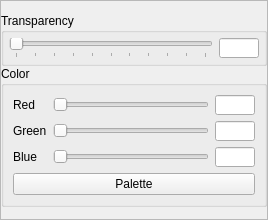
Before: the Qt Designer form xdynamics_gui/wview.ui in miniwooki/xdynamics_dll, drawn with Qt 5.
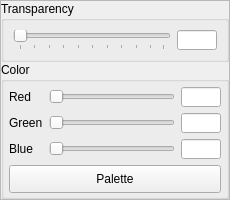
After: the same form once the commit is applied.

What changed in the file:
```diff
--- a/xdynamics_gui/wview.ui
+++ b/xdynamics_gui/wview.ui
@@ -6,26 +6,26 @@
    <rect>
     <x>0</x>
     <y>0</y>
-    <width>268</width>
-    <height>220</height>
+    <width>230</width>
+    <height>200</height>
    </rect>
   </property>
   <property name="sizePolicy">
-   <sizepolicy hsizetype="Preferred" vsizetype="Fixed">
+   <sizepolicy hsizetype="Fixed" vsizetype="Fixed">
     <horstretch>0</horstretch>
     <verstretch>0</verstretch>
    </sizepolicy>
   </property>
   <property name="minimumSize">
    <size>
-    <width>0</width>
-    <height>220</height>
+    <width>230</width>
+    <height>200</height>
    </size>
   </property>
   <property name="maximumSize">
    <size>
-    <width>16777215</width>
-    <height>220</height>
+    <width>230</width>
+    <height>200</height>
    </size>
   </property>
   <property name="windowTitle">
@@ -49,19 +49,13 @@
    </property>
    <item row="0" column="0">
     <widget class="QFrame" name="frame">
-     <property name="minimumSize">
-      <size>
-       <width>200</width>
-       <height>0</height>
-      </size>
-     </property>
      <property name="frameShape">
       <enum>QFrame::StyledPanel</enum>
      </property>
      <property name="frameShadow">
       <enum>QFrame::Raised</enum>
      </property>
-     <layout class="QGridLayout" name="gridLayout_3">
+     <layout class="QGridLayout" name="gridLayout_2">
       <property name="leftMargin">
        <number>0</number>
       </property>
@@ -78,67 +72,23 @@
        <number>0</number>
       </property>
       <item row="0" column="0">
-       <layout class="QVBoxLayout" name="verticalLayout">
-        <item>
          <widget class="QGroupBox" name="GBTransparency">
-          <property name="sizePolicy">
-           <sizepolicy hsizetype="Preferred" vsizetype="Fixed">
-            <horstretch>0</horstretch>
-            <verstretch>0</verstretch>
-           </sizepolicy>
-          </property>
-          <property name="minimumSize">
-           <size>
-            <width>0</width>
-            <height>52</height>
-           </size>
-          </property>
           <property name="title">
            <string>Transparency</string>
           </property>
           <layout class="QGridLayout" name="gridLayout_4">
-           <property name="leftMargin">
-            <number>5</number>
-           </property>
-           <property name="topMargin">
-            <number>5</number>
-           </property>
-           <property name="rightMargin">
-            <number>5</number>
-           </property>
-           <property name="bottomMargin">
-            <number>5</number>
-           </property>
            <item row="0" column="0">
             <widget class="QSlider" name="HSTransparency">
-             <property name="maximum">
-              <number>100</number>
-             </property>
              <property name="orientation">
               <enum>Qt::Horizontal</enum>
              </property>
-             <property name="invertedAppearance">
-              <bool>false</bool>
-             </property>
-             <property name="invertedControls">
-              <bool>false</bool>
-             </property>
              <property name="tickPosition">
               <enum>QSlider::TicksBelow</enum>
              </property>
-             <property name="tickInterval">
-              <number>10</number>
-             </property>
             </widget>
            </item>
            <item row="0" column="1">
             <widget class="QLineEdit" name="LETransparency">
-             <property name="sizePolicy">
-              <sizepolicy hsizetype="Fixed" vsizetype="Fixed">
-               <horstretch>0</horstretch>
-               <verstretch>0</verstretch>
-              </sizepolicy>
-             </property>
              <property name="minimumSize">
               <size>
                <width>40</width>
@@ -156,33 +106,26 @@
           </layout>
          </widget>
         </item>
-        <item>
+      <item row="1" column="0">
          <widget class="QGroupBox" name="GBColor">
-          <property name="sizePolicy">
-           <sizepolicy hsizetype="Preferred" vsizetype="Fixed">
-            <horstretch>0</horstretch>
-            <verstretch>0</verstretch>
-           </sizepolicy>
-          </property>
-          <property name="minimumSize">
-           <size>
-            <width>0</width>
-            <height>140</height>
-           </size>
-          </property>
           <property name="title">
            <string>Color</string>
           </property>
-          <layout class="QGridLayout" name="gridLayout_5">
-           <item row="0" column="0">
-            <layout class="QVBoxLayout" name="verticalLayout_2">
-             <item>
-              <layout class="QGridLayout" name="gridLayout_2">
-               <property name="horizontalSpacing">
-                <number>6</number>
-               </property>
+        <layout class="QGridLayout" name="gridLayout_3">
+         <property name="leftMargin">
+          <number>5</number>
+         </property>
+         <property name="topMargin">
+          <number>5</number>
+         </property>
+         <property name="rightMargin">
+          <number>5</number>
+         </property>
+         <property name="bottomMargin">
+          <number>5</number>
+         </property>
                <item row="0" column="0">
-                <widget class="QLabel" name="LRed">
+          <widget class="QLabel" name="label">
                  <property name="text">
                   <string>Red</string>
                  </property>
@@ -190,34 +133,13 @@
                </item>
                <item row="0" column="1">
                 <widget class="QSlider" name="HSRed">
-                 <property name="maximum">
-                  <number>255</number>
-                 </property>
                  <property name="orientation">
                   <enum>Qt::Horizontal</enum>
                  </property>
-                 <property name="invertedAppearance">
-                  <bool>false</bool>
-                 </property>
-                 <property name="invertedControls">
-                  <bool>false</bool>
-                 </property>
-                 <property name="tickPosition">
-                  <enum>QSlider::NoTicks</enum>
-                 </property>
-                 <property name="tickInterval">
-                  <number>10</number>
-                 </property>
                 </widget>
                </item>
                <item row="0" column="2">
                 <widget class="QLineEdit" name="LERed">
-                 <property name="sizePolicy">
-                  <sizepolicy hsizetype="Fixed" vsizetype="Fixed">
-                   <horstretch>0</horstretch>
-                   <verstretch>0</verstretch>
-                  </sizepolicy>
-                 </property>
                  <property name="minimumSize">
                   <size>
                    <width>40</width>
@@ -233,7 +155,7 @@
                 </widget>
                </item>
                <item row="1" column="0">
-                <widget class="QLabel" name="LGreen">
+          <widget class="QLabel" name="label_2">
                  <property name="text">
                   <string>Green</string>
                  </property>
@@ -241,34 +163,13 @@
                </item>
                <item row="1" column="1">
                 <widget class="QSlider" name="HSGreen">
-                 <property name="maximum">
-                  <number>255</number>
-                 </property>
                  <property name="orientation">
                   <enum>Qt::Horizontal</enum>
                  </property>
-                 <property name="invertedAppearance">
-                  <bool>false</bool>
-                 </property>
-                 <property name="invertedControls">
-                  <bool>false</bool>
-                 </property>
-                 <property name="tickPosition">
-                  <enum>QSlider::NoTicks</enum>
-                 </property>
-                 <property name="tickInterval">
-                  <number>10</number>
-                 </property>
                 </widget>
                </item>
                <item row="1" column="2">
                 <widget class="QLineEdit" name="LEGreen">
-                 <property name="sizePolicy">
-                  <sizepolicy hsizetype="Fixed" vsizetype="Fixed">
-                   <horstretch>0</horstretch>
-                   <verstretch>0</verstretch>
-                  </sizepolicy>
-                 </property>
                  <property name="minimumSize">
                   <size>
                    <width>40</width>
@@ -284,7 +185,7 @@
                 </widget>
                </item>
                <item row="2" column="0">
-                <widget class="QLabel" name="LBlue">
+          <widget class="QLabel" name="label_3">
                  <property name="text">
                   <string>Blue</string>
                  </property>
@@ -292,34 +193,13 @@
                </item>
                <item row="2" column="1">
                 <widget class="QSlider" name="HSBlue">
-                 <property name="maximum">
-                  <number>255</number>
-                 </property>
                  <property name="orientation">
                   <enum>Qt::Horizontal</enum>
                  </property>
-                 <property name="invertedAppearance">
-                  <bool>false</bool>
-                 </property>
-                 <property name="invertedControls">
-                  <bool>false</bool>
-                 </property>
-                 <property name="tickPosition">
-                  <enum>QSlider::NoTicks</enum>
-                 </property>
-                 <property name="tickInterval">
-                  <number>10</number>
-                 </property>
                 </widget>
                </item>
                <item row="2" column="2">
                 <widget class="QLineEdit" name="LEBlue">
-                 <property name="sizePolicy">
-                  <sizepolicy hsizetype="Fixed" vsizetype="Fixed">
-                   <horstretch>0</horstretch>
-                   <verstretch>0</verstretch>
-                  </sizepolicy>
-                 </property>
                  <property name="minimumSize">
                   <size>
                    <width>40</width>
@@ -334,15 +214,19 @@
                  </property>
                 </widget>
                </item>
-              </layout>
-             </item>
-             <item>
+         <item row="3" column="0" colspan="3">
               <widget class="QPushButton" name="PBPalette">
-               <property name="sizePolicy">
-                <sizepolicy hsizetype="Minimum" vsizetype="Preferred">
-                 <horstretch>0</horstretch>
-                 <verstretch>0</verstretch>
-                </sizepolicy>
+           <property name="minimumSize">
+            <size>
+             <width>0</width>
+             <height>28</height>
+            </size>
+           </property>
+           <property name="maximumSize">
+            <size>
+             <width>16777215</width>
+             <height>28</height>
+            </size>
                </property>
                <property name="text">
                 <string>Palette</string>
@@ -350,11 +234,7 @@
               </widget>
              </item>
             </layout>
-           </item>
-          </layout>
-         </widget>
-        </item>
-       </layout>
+       </widget>
       </item>
      </layout>
     </widget>
```
Left out of the diff: 2 changed lines with no effect on the pictures. Lines whose indentation alone changed are shown as unchanged.
